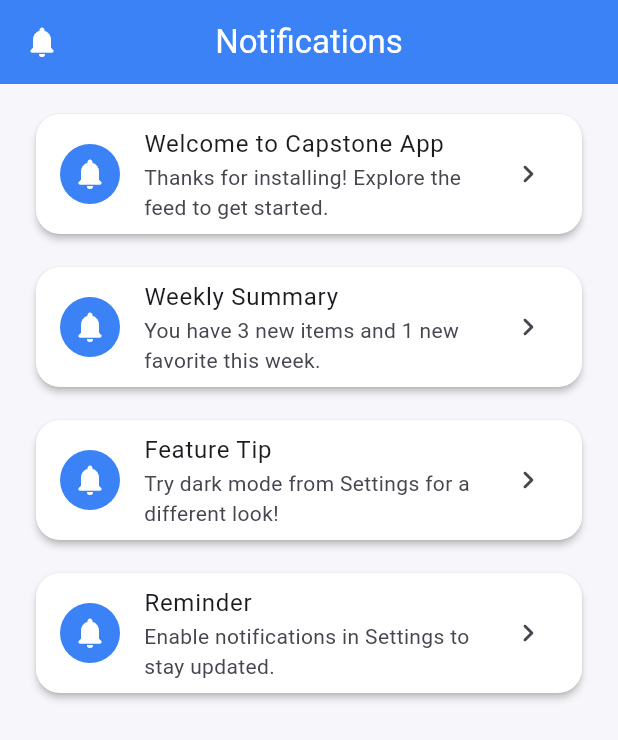
After one commit to Sohaib0Ali/capstone, a Flutter app: the HomeScreen screen opened by its route, after a tap on the "favorite outline" icon, after a tap on the "notifications" icon, on a phone screen of 412 x 824 dp. The commit adds this screen. Shown: the top 740 px of the screen. Run offline on Flutter 3.47's test engine with Material 3 defaults, Android fonts, the phone set to English and light mode, and no system bars; our stand-ins replace flutter_local_notifications, shared_preferences; accounts and stored records are empty; network calls fail.

Commit message:
notification screen implemented.

```diff
--- a/lib/main.dart
+++ b/lib/main.dart
@@ -9,6 +9,7 @@ import 'screens/home_screen.dart';
 import 'screens/detail_screen.dart';
 import 'screens/settings_screen.dart';
 import 'screens/favorites_screen.dart';
+import 'screens/notifications_screen.dart';
 
 void main() async {
   WidgetsFlutterBinding.ensureInitialized();
@@ -46,6 +47,7 @@ class FinalProjectApp extends StatelessWidget {
         HomeScreen.routeName: (_) => const HomeScreen(),
         FavoritesScreen.routeName: (_) => const FavoritesScreen(),
         SettingsScreen.routeName: (_) => const SettingsScreen(),
+        NotificationsScreen.routeName: (_) => const NotificationsScreen(),
       },
       onGenerateRoute: (settings) {
         if (settings.name == DetailScreen.routeName) {
--- a/lib/providers/app_state.dart
+++ b/lib/providers/app_state.dart
@@ -62,6 +62,7 @@ class AppState extends ChangeNotifier {
     await _storageService.getString(demoKey);
 
     await _loadItems();
+    _logItemsSnapshot(source: 'initialize');
     _initialized = true;
     notifyListeners();
   }
@@ -74,6 +75,7 @@ class AppState extends ChangeNotifier {
       // Fallback to dummy project-related items if API fails
       _items = _dummyItems();
     }
+    _logItemsSnapshot(source: '_loadItems');
   }
 
   Future<void> refreshItems() async {
@@ -216,5 +218,28 @@ class AppState extends ChangeNotifier {
       title: 'Test Notification',
       body: 'This is a test notification from the Capstone app.',
     );
+    await logDemoPersistence(source: 'notifyButton');
+    _logItemsSnapshot(source: 'notifyButton');
+  }
+
+  Future<void> logDemoPersistence({String source = 'unknown'}) async {
+    // ignore: avoid_print
+    print('[AppState] demo persistence START (source=$source)');
+    final String demoKey = 'demo.persistence.key';
+    final String demoValue = 'stored-from-$source-${DateTime.now().toIso8601String()}';
+    await _storageService.saveString(demoKey, demoValue);
+    await _storageService.getString(demoKey);
+    await _storageService.saveBool('demo.persistence.flag', true);
+    await _storageService.getBool('demo.persistence.flag', defaultValue: false);
+    // ignore: avoid_print
+    print('[AppState] demo persistence END (source=$source)');
+  }
+
+  void _logItemsSnapshot({required String source}) {
+    // ignore: avoid_print
+    print('[AppState] items snapshot (source=$source) count=${_items.length}');
+    final preview = _items.take(5).map((e) => '#${e.id} ${e.title}').join(' | ');
+    // ignore: avoid_print
+    print('[AppState] items preview: $preview');
   }
 }
--- a/lib/screens/home_screen.dart
+++ b/lib/screens/home_screen.dart
@@ -6,6 +6,7 @@ import '../widgets/app_logo.dart';
 import 'detail_screen.dart';
 import 'favorites_screen.dart';
 import 'settings_screen.dart';
+import 'notifications_screen.dart';
 
 class HomeScreen extends StatefulWidget {
   const HomeScreen({super.key});
@@ -23,6 +24,12 @@ class _HomeScreenState extends State<HomeScreen>
   void initState() {
     super.initState();
     _tabController = TabController(length: 2, vsync: this);
+    // Ensure persistence demo logs appear on app start
+    WidgetsBinding.instance.addPostFrameCallback((_) {
+      if (mounted) {
+        context.read<AppState>().logDemoPersistence(source: 'appStart');
+      }
+    });
   }
 
   @override
@@ -50,6 +57,12 @@ class _HomeScreenState extends State<HomeScreen>
             icon: const Icon(Icons.favorite_rounded),
             onPressed: () =>
                 Navigator.pushNamed(context, FavoritesScreen.routeName),
+          ),
+          IconButton(
+            tooltip: 'Notifications',
+            icon: const Icon(Icons.notifications_rounded),
+            onPressed: () =>
+                Navigator.pushNamed(context, NotificationsScreen.routeName),
           ),
           IconButton(
             tooltip: 'Settings',
--- /dev/null
+++ b/lib/screens/notifications_screen.dart
@@ -0,0 +1,59 @@
+import 'package:flutter/material.dart';
+
+class NotificationsScreen extends StatelessWidget {
+  const NotificationsScreen({super.key});
+  static const String routeName = '/notifications';
+
+  @override
+  Widget build(BuildContext context) {
+    final dummyNotifications = <Map<String, String>>[
+      {
+        'title': 'Welcome to Capstone App',
+        'body': 'Thanks for installing! Explore the feed to get started.',
+      },
+      {
+        'title': 'Weekly Summary',
+        'body': 'You have 3 new items and 1 new favorite this week.',
+      },
+      {
+        'title': 'Feature Tip',
+        'body': 'Try dark mode from Settings for a different look!',
+      },
+      {
+        'title': 'Reminder',
+        'body': 'Enable notifications in Settings to stay updated.',
+      },
+    ];
+
+    return Scaffold(
+      appBar: AppBar(
+        title: const Text('Notifications'),
+        leading: const Icon(Icons.notifications_rounded),
+      ),
+      body: ListView.separated(
+        padding: const EdgeInsets.all(12),
+        itemCount: dummyNotifications.length,
+        separatorBuilder: (_, __) => const SizedBox(height: 6),
+        itemBuilder: (context, index) {
+          final n = dummyNotifications[index];
+          return Card(
+            child: ListTile(
+              leading: const CircleAvatar(
+                backgroundColor: Color(0xFF3B82F6),
+                child: Icon(Icons.notifications_rounded, color: Colors.white),
+              ),
+              title: Text(n['title'] ?? ''),
+              subtitle: Text(
+                n['body'] ?? '',
+                maxLines: 2,
+                overflow: TextOverflow.ellipsis,
+              ),
+              trailing: const Icon(Icons.chevron_right_rounded),
+              onTap: () {},
+            ),
+          );
+        },
+      ),
+    );
+  }
+}
```
